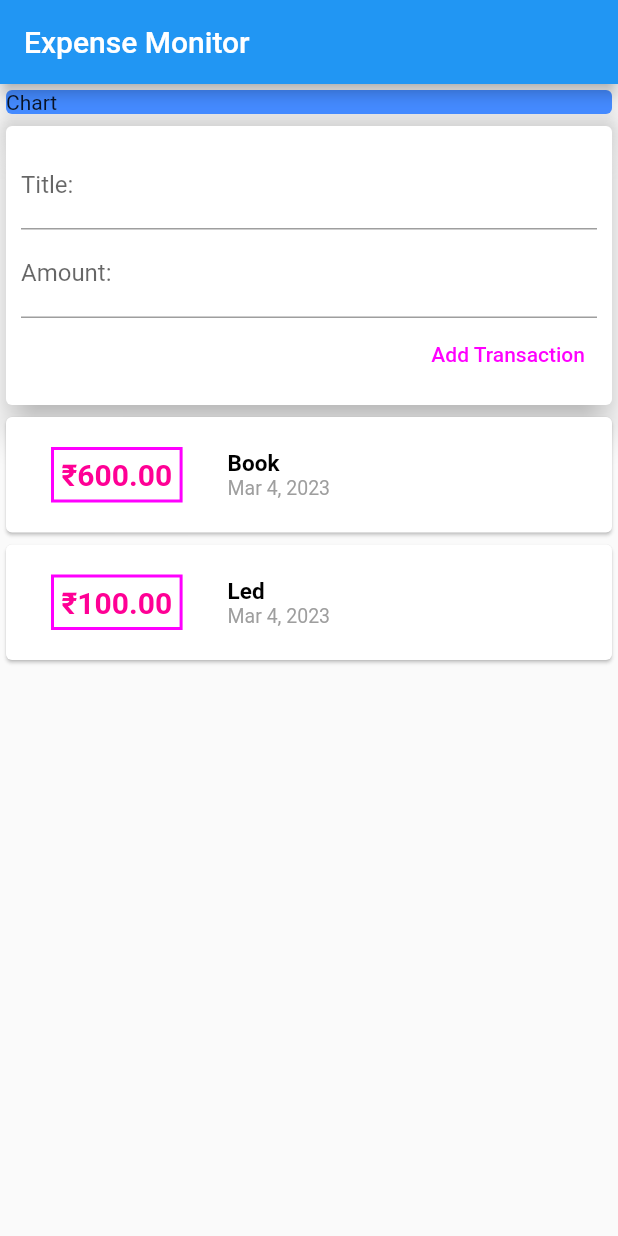
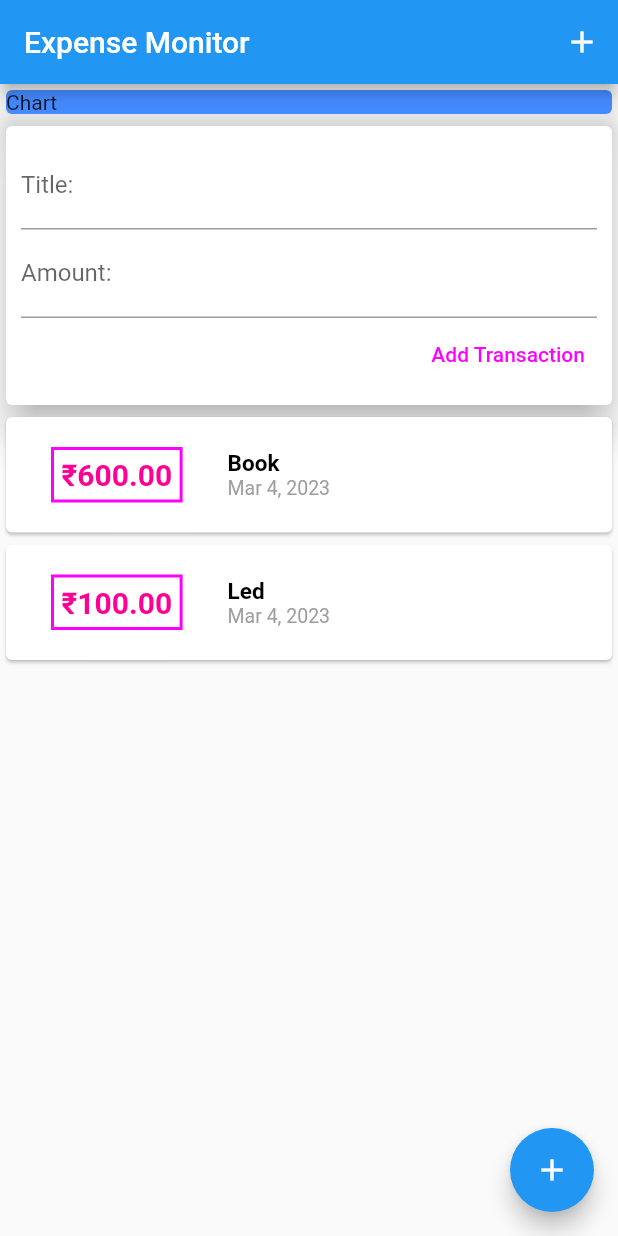
Before and after one commit to innovativecreations/Flutter, a Flutter app: the screen it shows after launch, on a phone screen of 412 x 824 dp. Run offline on Flutter 3.47's test engine with Material 2 defaults, Android fonts, the phone set to English and light mode, and no system bars.

Commit message:
add floating button

```diff
--- a/expenses_monitor/lib/main.dart
+++ b/expenses_monitor/lib/main.dart
@@ -24,6 +24,12 @@ class Homepage extends StatelessWidget {
   Widget build(BuildContext context) {
     return Scaffold(
       appBar: AppBar(
+        actions: [
+          IconButton(
+            onPressed: () {},
+            icon: Icon(Icons.add),
+          )
+        ],
         title: Text("Expense Monitor"),
       ),
       // ignore: prefer_const_literals_to_create_immutables
@@ -44,6 +50,10 @@ class Homepage extends StatelessWidget {
               UserTransaction(),
             ]),
       ),
+      floatingActionButton: FloatingActionButton(
+        child: Icon(Icons.add),
+        onPressed: () {},
+      ),
     );
   }
 }
```
